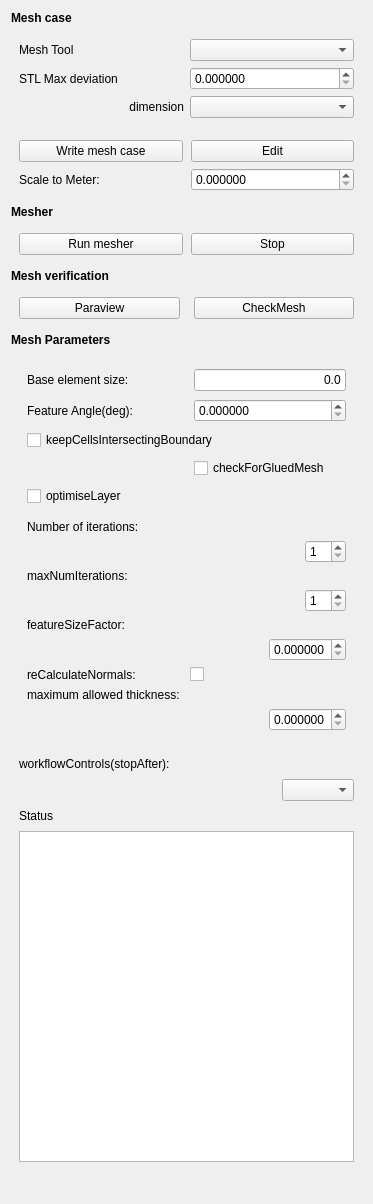
First picture: the form in dexcsTaskPanelCfdMesh.ui, repository dexcs-of/workbentch, before the edit.
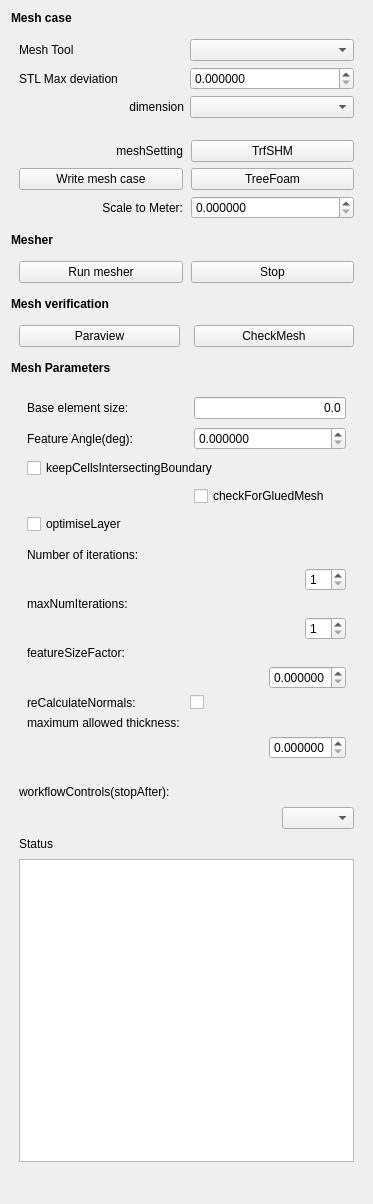
Second picture: the form after the edit. Custom widgets are drawn as their Qt base class.

Commit message: TreeFoamサブセットを、タスク画面から呼び出せるようにした事に伴う諸々変更

```diff
--- a/dexcsTaskPanelCfdMesh.ui
+++ b/dexcsTaskPanelCfdMesh.ui
@@ -89,7 +89,7 @@
     </layout>
    </item>
    <item>
-    <layout class="QGridLayout" name="gridLayout_4" rowstretch="0,0" columnstretch="0,0,0">
+    <layout class="QGridLayout" name="gridLayout_4" rowstretch="0,0,0" columnstretch="0,0,0">
      <property name="sizeConstraint">
       <enum>QLayout::SetDefaultConstraint</enum>
      </property>
@@ -108,28 +108,14 @@
      <property name="horizontalSpacing">
       <number>8</number>
      </property>
-     <item row="0" column="2">
-      <widget class="QPushButton" name="pb_edit_mesh">
-       <property name="text">
-        <string>Edit</string>
-       </property>
-      </widget>
-     </item>
-     <item row="0" column="1">
+     <item row="1" column="1">
       <widget class="QPushButton" name="pb_write_mesh">
        <property name="text">
         <string>Write mesh case</string>
        </property>
       </widget>
      </item>
-     <item row="1" column="1">
-      <widget class="QLabel" name="l_scaleToMeter">
-       <property name="text">
-        <string>Scale to Meter:</string>
-       </property>
-      </widget>
-     </item>
-     <item row="1" column="2">
+     <item row="2" column="2">
       <widget class="QDoubleSpinBox" name="if_scaleToMeter">
        <property name="decimals">
         <number>6</number>
@@ -145,6 +131,40 @@
        </property>
       </widget>
      </item>
+     <item row="2" column="1">
+      <widget class="QLabel" name="l_scaleToMeter">
+       <property name="text">
+        <string>Scale to Meter:</string>
+       </property>
+       <property name="alignment">
+        <set>Qt::AlignRight|Qt::AlignTrailing|Qt::AlignVCenter</set>
+       </property>
+      </widget>
+     </item>
+     <item row="1" column="2">
+      <widget class="QPushButton" name="pb_edit_mesh">
+       <property name="text">
+        <string>TreeFoam</string>
+       </property>
+      </widget>
+     </item>
+     <item row="0" column="2">
+      <widget class="QPushButton" name="pb_trf_shm">
+       <property name="text">
+        <string>TrfSHM</string>
+       </property>
+      </widget>
+     </item>
+     <item row="0" column="1">
+      <widget class="QLabel" name="label_4">
+       <property name="text">
+        <string>meshSetting</string>
+       </property>
+       <property name="alignment">
+        <set>Qt::AlignRight|Qt::AlignTrailing|Qt::AlignVCenter</set>
+       </property>
+      </widget>
+     </item>
     </layout>
    </item>
    <item>
```
The commit also changes 8 other files.
